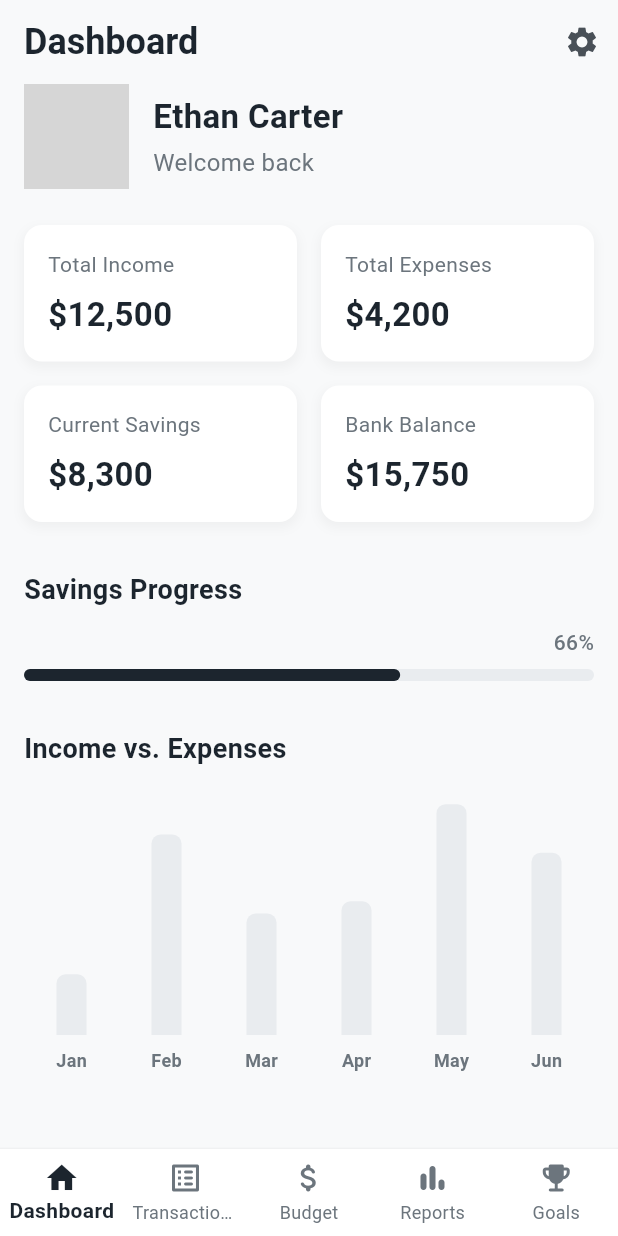
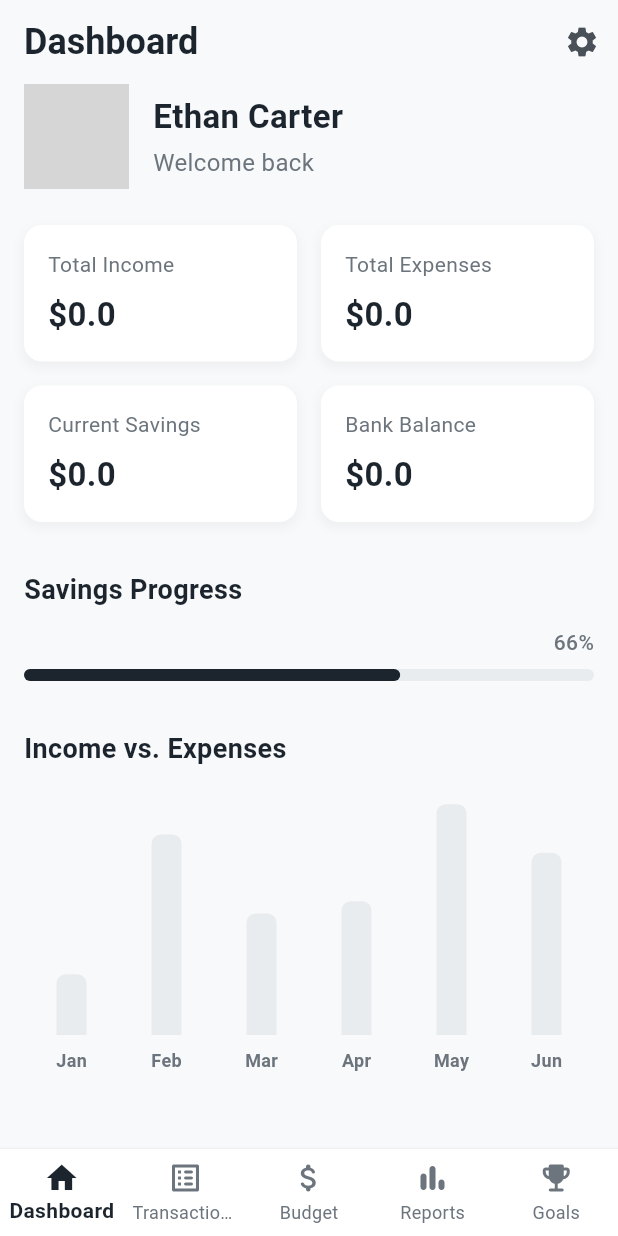
Before and after one commit to online-code-bite-md-tanvir-mahtab/TakaTrack, a Flutter app: the screen it shows after launch, on a phone screen of 412 x 824 dp. Run offline on Flutter 3.47's test engine with Material 3 defaults, Android fonts, the light colour scheme and no system bars; drawn by our look-alikes of fl_chart; our stand-ins replace hive, hive_flutter; accounts and stored records are empty; network calls fail; grey boxes are pictures that could not be loaded.

Commit message:
need to work on other parts in home page

```diff
--- a/lib/main.dart
+++ b/lib/main.dart
@@ -9,6 +9,7 @@ import 'package:takatrack/screen/main_screen.dart';
 import 'package:takatrack/screen/reports_screen.dart';
 import 'package:takatrack/screen/savings_goal_screen.dart';
 import 'package:takatrack/model/add_transaction.dart';
+import 'package:takatrack/screen/transaction_screen.dart';
 
 void main() async{
   WidgetsFlutterBinding.ensureInitialized();
@@ -39,6 +40,7 @@ class MainApp extends StatelessWidget {
         '/reports_screen': (context) => const ReportsScreen(),
         '/savingsGoals': (context) => const SavingsGoalsScreen(),
         '/addNewGoal': (context) => const AddNewGoalScreen(),
+        '/transactions': (context) => TransactionsScreen(),
       },
       debugShowCheckedModeBanner: false,
     );
--- a/lib/screen/dashboard_screen.dart
+++ b/lib/screen/dashboard_screen.dart
@@ -1,5 +1,6 @@
 import 'package:fl_chart/fl_chart.dart';
 import 'package:flutter/material.dart';
+import 'package:takatrack/viewmodel/home_logic.dart';
 
 // Converted to a StatefulWidget
 class DashboardScreen extends StatefulWidget {
@@ -12,6 +13,8 @@ class DashboardScreen extends StatefulWidget {
 class _DashboardScreenState extends State<DashboardScreen> {
   // Tracks the currently selected item in the bottom navigation bar
   int _selectedIndex = 0;
+
+  var _logic = HomeLogic();
 
   // Handles tap events on the bottom navigation bar items
   void _onItemTapped(int index) {
@@ -110,16 +113,16 @@ class _DashboardScreenState extends State<DashboardScreen> {
 
   // Builds the grid of financial summary cards
   Widget _buildSummaryCards() {
-    return const Column(
+    return Column(
       children: [
         Row(
           children: [
             Expanded(
-              child: _SummaryCard(title: 'Total Income', amount: '\$12,500'),
+              child: _SummaryCard(title: 'Total Income', amount: "\$${_logic.getTotalIncome()}"),
             ),
             SizedBox(width: 16),
             Expanded(
-              child: _SummaryCard(title: 'Total Expenses', amount: '\$4,200'),
+              child: _SummaryCard(title: 'Total Expenses', amount: '\$${_logic.getTotalExpenses()}'),
             ),
           ],
         ),
@@ -127,11 +130,11 @@ class _DashboardScreenState extends State<DashboardScreen> {
         Row(
           children: [
             Expanded(
-              child: _SummaryCard(title: 'Current Savings', amount: '\$8,300'),
+              child: _SummaryCard(title: 'Current Savings', amount: '\$${_logic.getCurrentSavings()}'),
             ),
             SizedBox(width: 16),
             Expanded(
-              child: _SummaryCard(title: 'Bank Balance', amount: '\$15,750'),
+              child: _SummaryCard(title: 'Bank Balance', amount: '\$${_logic.getBankBalance()}'),
             ),
           ],
         ),
--- a/lib/screen/main_screen.dart
+++ b/lib/screen/main_screen.dart
@@ -1,9 +1,12 @@
 import 'package:flutter/material.dart';
+import 'package:hive/hive.dart';
+import 'package:takatrack/model/add_transaction.dart';
 import 'package:takatrack/screen/add_transaction_screen.dart';
 import 'package:takatrack/screen/budget_screen.dart';
 import 'package:takatrack/screen/dashboard_screen.dart';
 import 'package:takatrack/screen/reports_screen.dart';
 import 'package:takatrack/screen/savings_goal_screen.dart';
+import 'package:takatrack/screen/transaction_screen.dart';
 
 class MainScreen extends StatefulWidget {
   const MainScreen({super.key});
@@ -15,9 +18,9 @@ class MainScreen extends StatefulWidget {
 class _MainScreenState extends State<MainScreen> {
   int _selectedIndex = 0;
 
-  static const List<Widget> _widgetOptions = <Widget>[
+  static List<Widget> _widgetOptions = <Widget>[
     DashboardScreen(),
-    AddTransactionScreen(),
+    TransactionsScreen(),
     BudgetScreen(),
     ReportsScreen(),
     SavingsGoalsScreen(),
--- /dev/null
+++ b/lib/viewmodel/home_logic.dart
@@ -0,0 +1,49 @@
+import 'package:takatrack/model/add_transaction.dart';
+import 'package:takatrack/service/transaction_service.dart';
+
+class HomeLogic {
+  TransactionService service = TransactionService();
+
+  double getTotalIncome(){
+    List<AddTransaction> allTrans =  service.getAllTransactions();
+    double totalIncome = 0;
+    for(var income in allTrans){
+      if(income.isIncome == true){
+        totalIncome += income.amount;
+      }
+    }
+    return totalIncome;
+  }
+
+  double getTotalExpenses() {
+    List<AddTransaction> allTrans = service.getAllTransactions();
+    double totalExpenses = 0;
+    for (var expense in allTrans) {
+      if (expense.isIncome == false) {
+        totalExpenses += expense.amount;
+      }
+    }
+    return totalExpenses;
+  }
+
+  double getBankBalance() {
+    List<AddTransaction> allTrans = service.getAllTransactions();
+    double bankBalance = 0;
+    for (var trans in allTrans) {
+      bankBalance += trans.isIncome ? trans.amount : -trans.amount;
+    }
+    return bankBalance;
+  }
+
+  double getCurrentSavings() {
+    List<AddTransaction> allTrans = service.getAllTransactions();
+    double savings = 0;
+    for (var trans in allTrans) {
+      if (trans.category == 'Insurance') {
+        savings += trans.isIncome ? trans.amount : -trans.amount;
+      }
+    }
+    return savings;
+  }
+
+}
```
Also changed, not shown: lib/model/transaction.dart (added, +17 -0 lines), lib/screen/add_transaction_screen.dart (+86 -0 lines), lib/screen/savings_goal_screen.dart (+3 -8 lines), lib/screen/transaction_screen.dart (added, +241 -0 lines), lib/utils/util.dart (+21 -8 lines).
